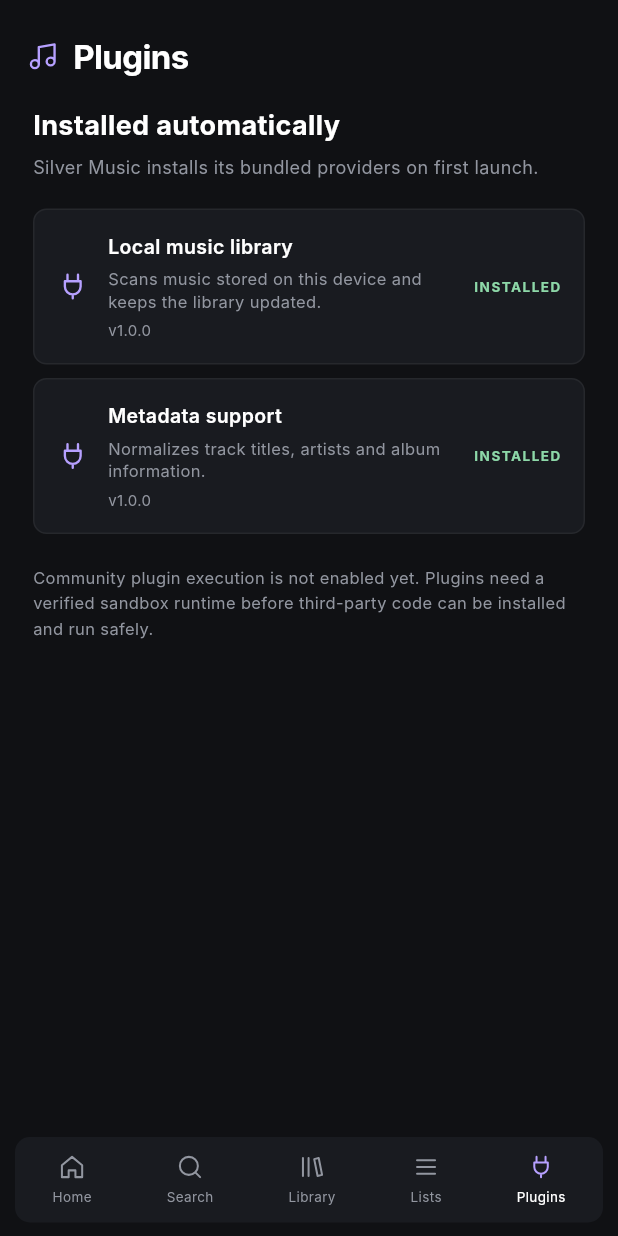
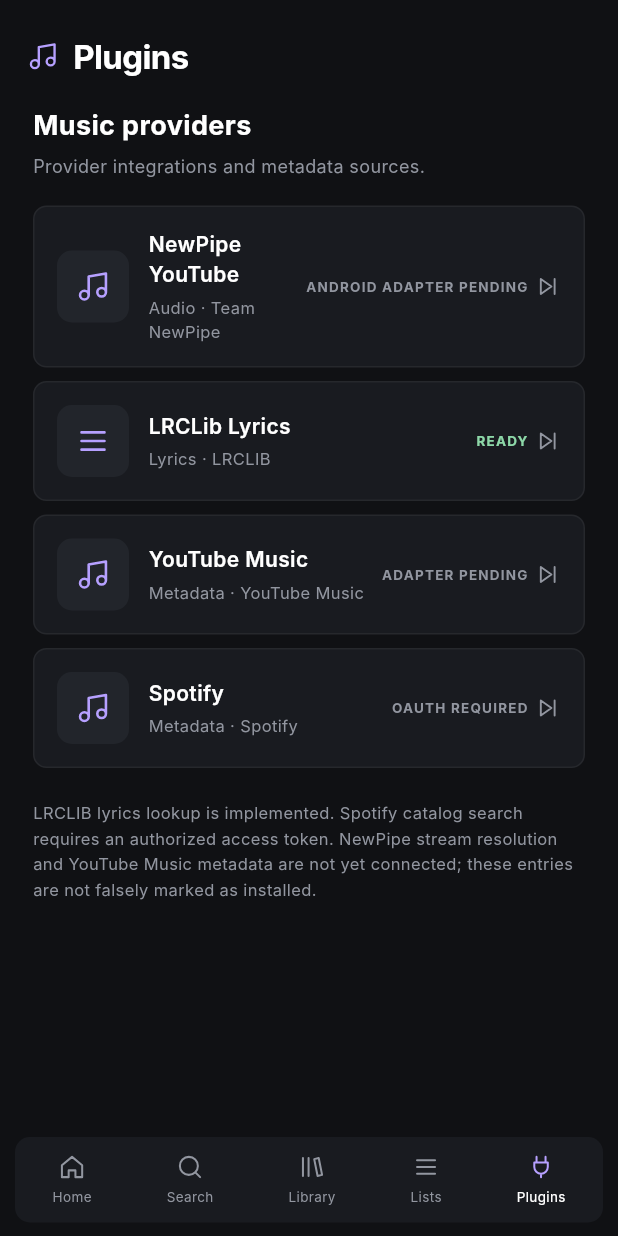
Before and after one commit to dontcare-dev/music, a Flutter app: the screen it shows after launch, item 5 of the bottom bar chosen, on a phone screen of 412 x 824 dp. Run offline on Flutter 3.47's test engine with Material 3 defaults, Android fonts, the phone set to English and light mode, and no system bars; our stand-ins replace file_picker, flutter_svg, just_audio, shared_preferences; missing offline and left inert: on_audio_query_pluse; Roboto replaces fonts that are missing (Inter).

Commit message:
Replace fake plugin list with provider manager and connect LRCLIB lyrics

```diff
--- a/lib/main.dart
+++ b/lib/main.dart
@@ -7,6 +7,7 @@ import 'package:just_audio/just_audio.dart';
 import 'package:on_audio_query_pluse/on_audio_query.dart';
 import 'package:shared_preferences/shared_preferences.dart';
 import 'package:uuid/uuid.dart';
+import 'providers/lrclib_provider.dart';
 
 void main() => runApp(const SilverMusicApp());
 
@@ -175,6 +176,7 @@ class MusicHome extends StatefulWidget {
 class _MusicHomeState extends State<MusicHome> {
   final player = AudioPlayer();
   final audioQuery = OnAudioQuery();
+  final lrclib = LrclibProvider();
   final tracks = <Track>[];
   final liked = <String>{};
   final searchController = TextEditingController();
@@ -347,6 +349,40 @@ class _MusicHomeState extends State<MusicHome> {
     } finally {
       if (mounted) setState(() => busy = false);
     }
+  }
+
+  Future<void> _showLyrics(Track track) async {
+    final duration = player.duration;
+    showDialog<void>(
+      context: context,
+      barrierDismissible: true,
+      builder: (dialogContext) => AlertDialog(
+        backgroundColor: panel,
+        title: Text(track.title, maxLines: 1, overflow: TextOverflow.ellipsis),
+        content: FutureBuilder(
+          future: lrclib.findLyrics(
+            title: track.title,
+            artist: track.artist,
+            album: track.album,
+            duration: duration,
+          ),
+          builder: (context, snapshot) {
+            if (snapshot.connectionState != ConnectionState.done) {
+              return const SizedBox(height: 90, child: Center(child: CircularProgressIndicator()));
+            }
+            if (snapshot.hasError) return Text('Lyrics unavailable: ' + snapshot.error.toString());
+            final result = snapshot.data;
+            if (result == null || (result.syncedLyrics == null && result.plainLyrics == null)) {
+              return const Text('No lyrics found for this track.');
+            }
+            return SingleChildScrollView(
+              child: SelectableText(result.syncedLyrics ?? result.plainLyrics ?? 'Instrumental'),
+            );
+          },
+        ),
+        actions: [TextButton(onPressed: () => Navigator.pop(dialogContext), child: const Text('Close'))],
+      ),
+    );
   }
 
   Future<void> _toggleLike(Track track) async {
@@ -667,42 +703,42 @@ class _MusicHomeState extends State<MusicHome> {
         ),
       );
 
-  Widget _pluginsPage() => ListView(
-        padding: const EdgeInsets.fromLTRB(22, 0, 22, 24),
-        children: [
-          const Text('Installed automatically', style: TextStyle(fontSize: 18, fontWeight: FontWeight.w700)),
-          const SizedBox(height: 6),
-          const Text('Silver Music installs its bundled providers on first launch.', style: TextStyle(color: muted, fontSize: 12, height: 1.5)),
-          const SizedBox(height: 18),
-          ...PluginManager.bundled.map((plugin) {
-            final installed = installedPlugins.contains(plugin.id);
+  Widget _providerRow(String name, String category, String owner, String state, String icon) {
+    final ready = state == 'READY';
     return Container(
       margin: const EdgeInsets.only(bottom: 9),
       padding: const EdgeInsets.all(15),
       decoration: BoxDecoration(color: panel, borderRadius: BorderRadius.circular(9), border: Border.all(color: Colors.white.withValues(alpha: .055))),
       child: Row(
         children: [
-                  const SIcon('plug', color: accent, size: 21),
+          Container(width: 48, height: 48, decoration: BoxDecoration(color: panel2, borderRadius: BorderRadius.circular(10)), child: Center(child: SIcon(icon, color: accent, size: 23))),
           const SizedBox(width: 13),
-                  Expanded(
-                    child: Column(
-                      crossAxisAlignment: CrossAxisAlignment.start,
-                      children: [
-                        Text(plugin.name, style: const TextStyle(fontSize: 13, fontWeight: FontWeight.w600)),
+          Expanded(child: Column(crossAxisAlignment: CrossAxisAlignment.start, children: [
+            Text(name, style: const TextStyle(fontSize: 14, fontWeight: FontWeight.w600)),
             const SizedBox(height: 4),
-                        Text(plugin.description, style: const TextStyle(color: muted, fontSize: 11, height: 1.4)),
-                        const SizedBox(height: 5),
-                        Text('v${plugin.version}', style: const TextStyle(color: muted, fontSize: 10)),
-                      ],
-                    ),
-                  ),
-                  Text(installed ? 'INSTALLED' : 'PENDING', style: TextStyle(color: installed ? const Color(0xFF8DD8A8) : muted, fontSize: 9, letterSpacing: 1, fontWeight: FontWeight.w700)),
+            Text(category + ' · ' + owner, style: const TextStyle(color: muted, fontSize: 11)),
+          ])),
+          Text(state, style: TextStyle(color: ready ? const Color(0xFF8DD8A8) : muted, fontSize: 9, letterSpacing: .8, fontWeight: FontWeight.w700)),
+          const SizedBox(width: 5),
+          const SIcon('next', color: muted, size: 17),
         ],
       ),
     );
-          }),
+  }
+
+  Widget _pluginsPage() => ListView(
+    padding: const EdgeInsets.fromLTRB(22, 0, 22, 24),
+    children: [
+      const Text('Music providers', style: TextStyle(fontSize: 18, fontWeight: FontWeight.w700)),
+      const SizedBox(height: 5),
+      const Text('Provider integrations and metadata sources.', style: TextStyle(color: muted, fontSize: 12)),
+      const SizedBox(height: 18),
+      _providerRow('NewPipe YouTube', 'Audio', 'Team NewPipe', 'ANDROID ADAPTER PENDING', 'music'),
+      _providerRow('LRCLib Lyrics', 'Lyrics', 'LRCLIB', 'READY', 'list'),
+      _providerRow('YouTube Music', 'Metadata', 'YouTube Music', 'ADAPTER PENDING', 'music'),
+      _providerRow('Spotify', 'Metadata', 'Spotify', 'OAUTH REQUIRED', 'music'),
       const SizedBox(height: 12),
-          const Text('Community plugin execution is not enabled yet. Plugins need a verified sandbox runtime before third-party code can be installed and run safely.', style: TextStyle(color: muted, fontSize: 11, height: 1.5)),
+      const Text('LRCLIB lyrics lookup is implemented. Spotify catalog search requires an authorized access token. NewPipe stream resolution and YouTube Music metadata are not yet connected; these entries are not falsely marked as installed.', style: TextStyle(color: muted, fontSize: 11, height: 1.55)),
     ],
   );
 
@@ -759,6 +795,7 @@ class _MusicHomeState extends State<MusicHome> {
                 Text(track.title, maxLines: 1, overflow: TextOverflow.ellipsis, style: const TextStyle(fontSize: 12, fontWeight: FontWeight.w600)),
                 Text(track.artist, maxLines: 1, overflow: TextOverflow.ellipsis, style: const TextStyle(fontSize: 10, color: muted)),
               ])),
+              IconButton(tooltip: 'Lyrics', visualDensity: VisualDensity.compact, onPressed: () => _showLyrics(track), icon: const SIcon('list', size: 18)),
               IconButton(visualDensity: VisualDensity.compact, onPressed: player.seekToPrevious, icon: const SIcon('prev', size: 18)),
               IconButton(
                 visualDensity: VisualDensity.compact,
```
Lines whose indentation alone changed are shown as unchanged.
